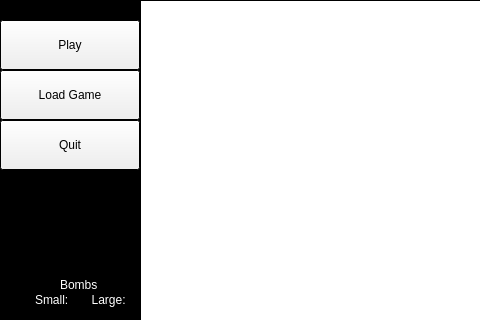
Above: 3get33/3get33/MainUI/mainwindow.ui from Egepi/3get33 before the change; both pictures show x 0 to 480 and y 0 to 320 of the 640 by 480 pixel window. Below: the same form after it.
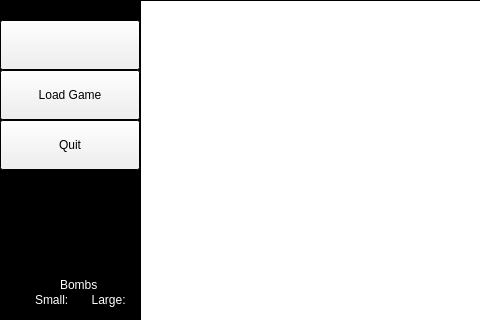
That is the form after the change.

```diff
--- a/3get33/3get33/MainUI/mainwindow.ui
+++ b/3get33/3get33/MainUI/mainwindow.ui
@@ -101,7 +101,7 @@
      </rect>
     </property>
     <property name="text">
-     <string>Play</string>
+     <string/>
     </property>
    </widget>
    <widget class="QPushButton" name="quitButton">
```
Left out of the diff: 6 changed lines with no effect on the pictures.
